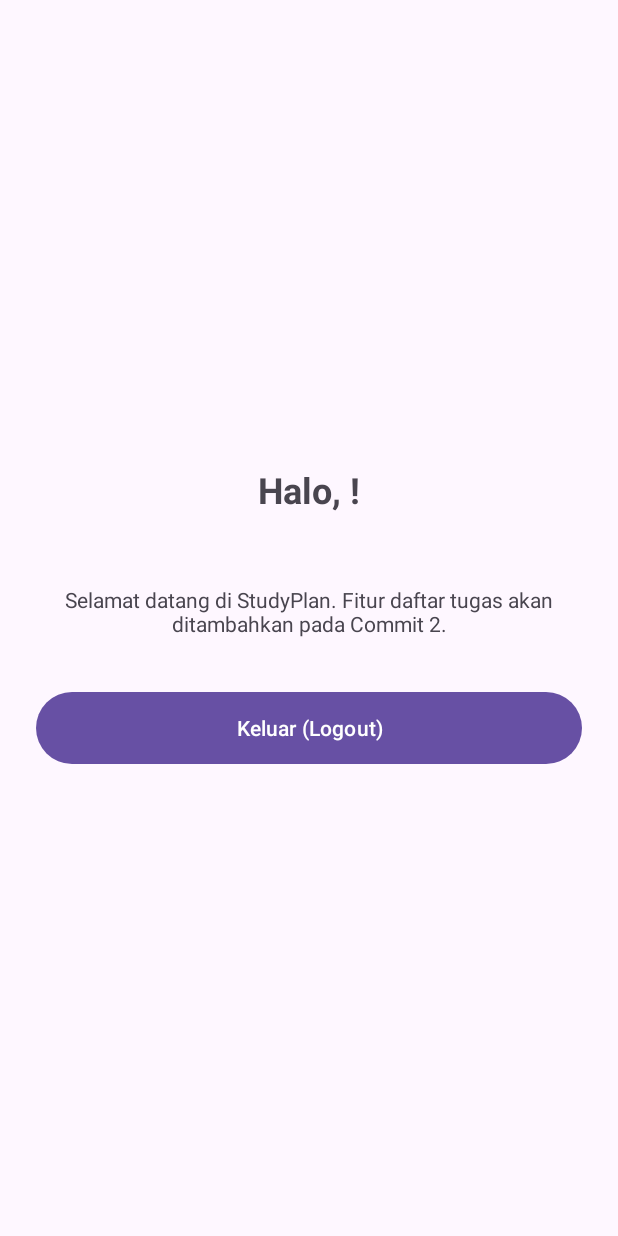
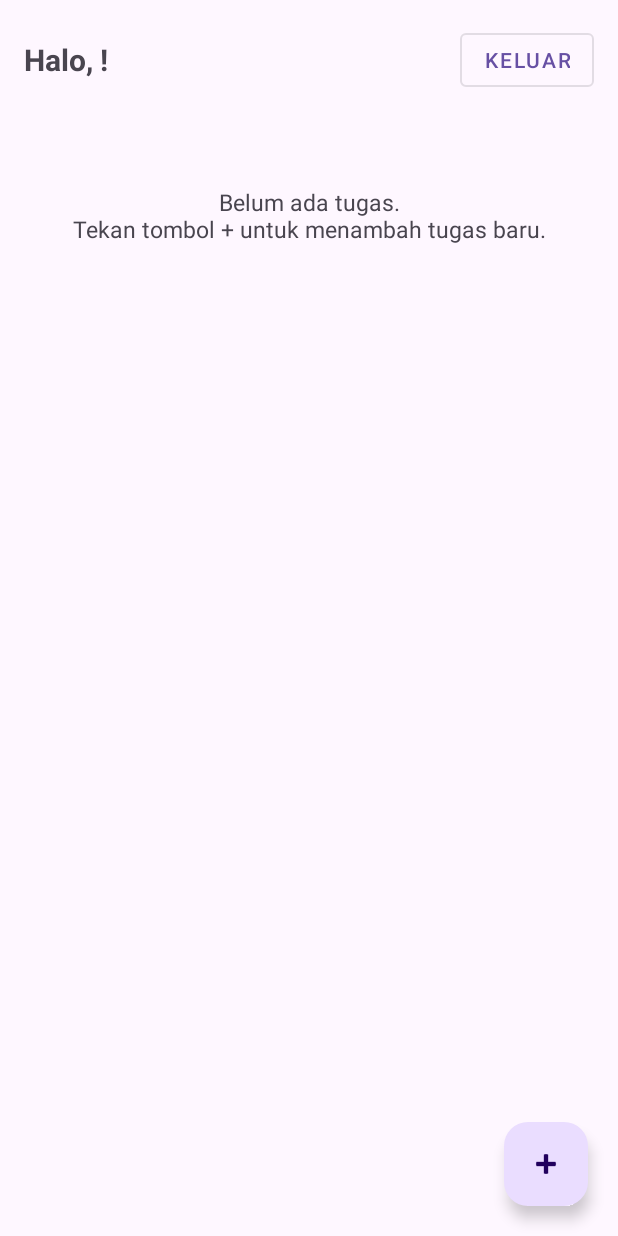
Before and after one commit to mutia230170113-del/StudyPlan, an Android app: the screen it shows after launch once a user with an empty profile is signed in (MainActivity), on a phone screen of 412 x 824 dp. Run offline under Robolectric (Android 15) with nearby library versions, the phone set to English and light mode, and no system bars; our stand-ins replace Firebase (no records; nobody signed in at launch, a user with empty details on screens opened directly).

Commit message:
Implement task CRUD with Firestore

```diff
--- a/app/build.gradle.kts
+++ b/app/build.gradle.kts
@@ -45,4 +45,5 @@ dependencies {
     androidTestImplementation(libs.androidx.junit)
     implementation(platform("com.google.firebase:firebase-bom:33.7.0"))
     implementation("com.google.firebase:firebase-auth")
+    implementation("com.google.firebase:firebase-firestore")
 }
--- a/app/src/main/java/com/example/studyplan/MainActivity.kt
+++ b/app/src/main/java/com/example/studyplan/MainActivity.kt
@@ -2,14 +2,22 @@ package com.example.studyplan
 
 import android.content.Intent
 import android.os.Bundle
+import android.view.View
+import android.widget.Toast
+import androidx.appcompat.app.AlertDialog
 import androidx.appcompat.app.AppCompatActivity
+import androidx.recyclerview.widget.LinearLayoutManager
 import com.example.studyplan.databinding.ActivityMainBinding
 import com.google.firebase.auth.FirebaseAuth
+import com.google.firebase.firestore.FirebaseFirestore
 
 class MainActivity : AppCompatActivity() {
 
     private lateinit var binding: ActivityMainBinding
     private lateinit var auth: FirebaseAuth
+    private lateinit var db: FirebaseFirestore
+    private lateinit var taskAdapter: TaskAdapter
+    private val taskList = mutableListOf<Task>()
 
     override fun onCreate(savedInstanceState: Bundle?) {
         super.onCreate(savedInstanceState)
@@ -17,9 +25,9 @@ class MainActivity : AppCompatActivity() {
         setContentView(binding.root)
 
         auth = FirebaseAuth.getInstance()
+        db = FirebaseFirestore.getInstance()
+
         val currentUser = auth.currentUser
-
-        // Jika tidak ada sesi login, kembalikan ke halaman Login
         if (currentUser == null) {
             goToLogin()
             return
@@ -27,12 +35,89 @@ class MainActivity : AppCompatActivity() {
 
         val displayName = currentUser.displayName ?: "Mahasiswa"
         binding.tvWelcome.text = getString(R.string.welcome_user, displayName)
-        binding.tvEmail.text = currentUser.email
+
+        setupRecyclerView()
 
         binding.btnLogout.setOnClickListener {
             auth.signOut()
             goToLogin()
         }
+
+        binding.fabAddTask.setOnClickListener {
+            startActivity(Intent(this, AddEditTaskActivity::class.java))
+        }
+    }
+
+    override fun onResume() {
+        super.onResume()
+        loadTasks()
+    }
+
+    private fun setupRecyclerView() {
+        taskAdapter = TaskAdapter(
+            taskList = taskList,
+            onEditClick = { task ->
+                val intent = Intent(this, AddEditTaskActivity::class.java)
+                intent.putExtra("EXTRA_TASK", task)
+                startActivity(intent)
+            },
+            onDeleteClick = { task ->
+                showDeleteConfirmation(task)
+            }
+        )
+        binding.rvTasks.layoutManager = LinearLayoutManager(this)
+        binding.rvTasks.adapter = taskAdapter
+    }
+
+    private fun loadTasks() {
+        val userId = auth.currentUser?.uid ?: return
+        binding.progressBar.visibility = View.VISIBLE
+        binding.tvEmptyState.visibility = View.GONE
+
+        db.collection("tasks")
+            .whereEqualTo("userId", userId)
+            .get()
+            .addOnSuccessListener { documents ->
+                binding.progressBar.visibility = View.GONE
+                taskList.clear()
+                for (doc in documents) {
+                    val task = doc.toObject(Task::class.java)
+                    taskList.add(task)
+                }
+                taskAdapter.updateData(taskList)
+
+                if (taskList.isEmpty()) {
+                    binding.tvEmptyState.visibility = View.VISIBLE
+                } else {
+                    binding.tvEmptyState.visibility = View.GONE
+                }
+            }
+            .addOnFailureListener { e ->
+                binding.progressBar.visibility = View.GONE
+                Toast.makeText(this, "Gagal memuat tugas: ${e.localizedMessage}", Toast.LENGTH_LONG).show()
+            }
+    }
+
+    private fun showDeleteConfirmation(task: Task) {
+        AlertDialog.Builder(this)
+            .setTitle("Hapus Tugas")
+            .setMessage("Yakin ingin menghapus tugas \"${task.title}\"?")
+            .setPositiveButton("Hapus") { _, _ ->
+                deleteTask(task)
+            }
+            .setNegativeButton("Batal", null)
+            .show()
+    }
+
+    private fun deleteTask(task: Task) {
+        db.collection("tasks").document(task.id).delete()
+            .addOnSuccessListener {
+                Toast.makeText(this, "Tugas berhasil dihapus", Toast.LENGTH_SHORT).show()
+                loadTasks()
+            }
+            .addOnFailureListener { e ->
+                Toast.makeText(this, "Gagal menghapus: ${e.localizedMessage}", Toast.LENGTH_LONG).show()
+            }
     }
 
     private fun goToLogin() {
--- /dev/null
+++ b/app/src/main/java/com/example/studyplan/TaskAdapter.kt
@@ -0,0 +1,42 @@
+package com.example.studyplan
+
+import android.view.LayoutInflater
+import android.view.ViewGroup
+import androidx.recyclerview.widget.RecyclerView
+import com.example.studyplan.databinding.ItemTaskBinding
+
+class TaskAdapter(
+    private var taskList: List<Task>,
+    private val onEditClick: (Task) -> Unit,
+    private val onDeleteClick: (Task) -> Unit
+) : RecyclerView.Adapter<TaskAdapter.TaskViewHolder>() {
+
+    inner class TaskViewHolder(val binding: ItemTaskBinding) :
+        RecyclerView.ViewHolder(binding.root)
+
+    override fun onCreateViewHolder(parent: ViewGroup, viewType: Int): TaskViewHolder {
+        val binding = ItemTaskBinding.inflate(LayoutInflater.from(parent.context), parent, false)
+        return TaskViewHolder(binding)
+    }
+
+    override fun onBindViewHolder(holder: TaskViewHolder, position: Int) {
+        val task = taskList[position]
+        holder.binding.apply {
+            tvTaskTitle.text = task.title
+            tvTaskCourse.text = "Mata Kuliah: ${task.course}"
+            tvTaskDeadline.text = "Deadline: ${task.deadline}"
+            tvTaskPriority.text = "Prioritas: ${task.priority}"
+            tvTaskStatus.text = "Status: ${task.status}"
+
+            btnEdit.setOnClickListener { onEditClick(task) }
+            btnDelete.setOnClickListener { onDeleteClick(task) }
+        }
+    }
+
+    override fun getItemCount(): Int = taskList.size
+
+    fun updateData(newList: List<Task>) {
+        taskList = newList
+        notifyDataSetChanged()
+    }
+}
--- a/app/src/main/res/layout/activity_main.xml
+++ b/app/src/main/res/layout/activity_main.xml
@@ -1,38 +1,73 @@
 <?xml version="1.0" encoding="utf-8"?>
-<LinearLayout xmlns:android="http://schemas.android.com/apk/res/android"
+<androidx.coordinatorlayout.widget.CoordinatorLayout xmlns:android="http://schemas.android.com/apk/res/android"
+    xmlns:app="http://schemas.android.com/apk/res-auto"
+    android:layout_width="match_parent"
+    android:layout_height="match_parent">
+
+    <LinearLayout
         android:layout_width="match_parent"
         android:layout_height="match_parent"
-    android:gravity="center"
         android:orientation="vertical"
-    android:padding="24dp">
+        android:padding="16dp">
+
+        <LinearLayout
+            android:layout_width="match_parent"
+            android:layout_height="wrap_content"
+            android:gravity="center_vertical"
+            android:orientation="horizontal"
+            android:paddingBottom="12dp">
 
             <TextView
                 android:id="@+id/tvWelcome"
-        android:layout_width="wrap_content"
+                android:layout_width="0dp"
                 android:layout_height="wrap_content"
-        android:textSize="24sp"
+                android:layout_weight="1"
+                android:textSize="20sp"
                 android:textStyle="bold" />
-
-    <TextView
-        android:id="@+id/tvEmail"
-        android:layout_width="wrap_content"
-        android:layout_height="wrap_content"
-        android:layout_marginTop="4dp"
-        android:textSize="14sp" />
-
-    <TextView
-        android:layout_width="wrap_content"
-        android:layout_height="wrap_content"
-        android:layout_marginTop="24dp"
-        android:gravity="center"
-        android:text="@string/home_subtitle"
-        android:textSize="14sp" />
 
             <com.google.android.material.button.MaterialButton
                 android:id="@+id/btnLogout"
+                style="@style/Widget.MaterialComponents.Button.OutlinedButton"
+                android:layout_width="wrap_content"
+                android:layout_height="wrap_content"
+                android:text="@string/btn_logout" />
+        </LinearLayout>
+
+        <ProgressBar
+            android:id="@+id/progressBar"
+            android:layout_width="wrap_content"
+            android:layout_height="wrap_content"
+            android:layout_gravity="center"
+            android:layout_marginTop="24dp"
+            android:visibility="gone" />
+
+        <TextView
+            android:id="@+id/tvEmptyState"
             android:layout_width="match_parent"
-        android:layout_height="56dp"
-        android:layout_marginTop="32dp"
-        android:text="@string/btn_logout" />
+            android:layout_height="wrap_content"
+            android:layout_marginTop="48dp"
+            android:gravity="center"
+            android:text="@string/empty_task"
+            android:textSize="15sp"
+            android:visibility="gone" />
+
+        <androidx.recyclerview.widget.RecyclerView
+            android:id="@+id/rvTasks"
+            android:layout_width="match_parent"
+            android:layout_height="0dp"
+            android:layout_weight="1"
+            android:clipToPadding="false"
+            android:paddingBottom="80dp" />
 
     </LinearLayout>
+
+    <com.google.android.material.floatingactionbutton.FloatingActionButton
+        android:id="@+id/fabAddTask"
+        android:layout_width="wrap_content"
+        android:layout_height="wrap_content"
+        android:layout_gravity="bottom|end"
+        android:layout_margin="20dp"
+        android:contentDescription="@string/title_add_task"
+        app:srcCompat="@android:drawable/ic_input_add" />
+
+</androidx.coordinatorlayout.widget.CoordinatorLayout>
--- a/app/src/main/res/values/strings.xml
+++ b/app/src/main/res/values/strings.xml
@@ -17,8 +17,19 @@
     <string name="btn_register">Daftar</string>
     <string name="have_account">Sudah punya akun? Masuk di sini</string>
 
-    <!-- Beranda -->
+    <!-- Beranda & Tugas -->
     <string name="welcome_user">Halo, %1$s!</string>
-    <string name="home_subtitle">Selamat datang di StudyPlan. Fitur daftar tugas akan ditambahkan pada Commit 2.</string>
-    <string name="btn_logout">Keluar (Logout)</string>
+    <string name="btn_logout">Keluar</string>
+    <string name="empty_task">Belum ada tugas.\nTekan tombol + untuk menambah tugas baru.</string>
+    <string name="title_add_task">Tambah Tugas</string>
+    <string name="title_edit_task">Edit Tugas</string>
+    <string name="hint_task_title">Judul Tugas</string>
+    <string name="hint_course">Mata Kuliah</string>
+    <string name="hint_description">Deskripsi Tugas</string>
+    <string name="hint_deadline">Deadline (Klik untuk pilih tanggal)</string>
+    <string name="label_priority">Prioritas</string>
+    <string name="label_status">Status</string>
+    <string name="btn_save_task">Simpan Tugas</string>
+    <string name="btn_edit">Edit</string>
+    <string name="btn_delete">Hapus</string>
 </resources>
```
Also changed, not shown: app/src/main/AndroidManifest.xml (+4 -4 lines), app/src/main/java/com/example/studyplan/AddEditTaskActivity.kt (added, +167 -0 lines), app/src/main/java/com/example/studyplan/Task.kt (added, +14 -0 lines), app/src/main/res/layout/activity_add_edit_task.xml (added, +126 -0 lines), app/src/main/res/layout/item_task.xml (added, +85 -0 lines). Lines whose indentation alone changed are shown as unchanged.
